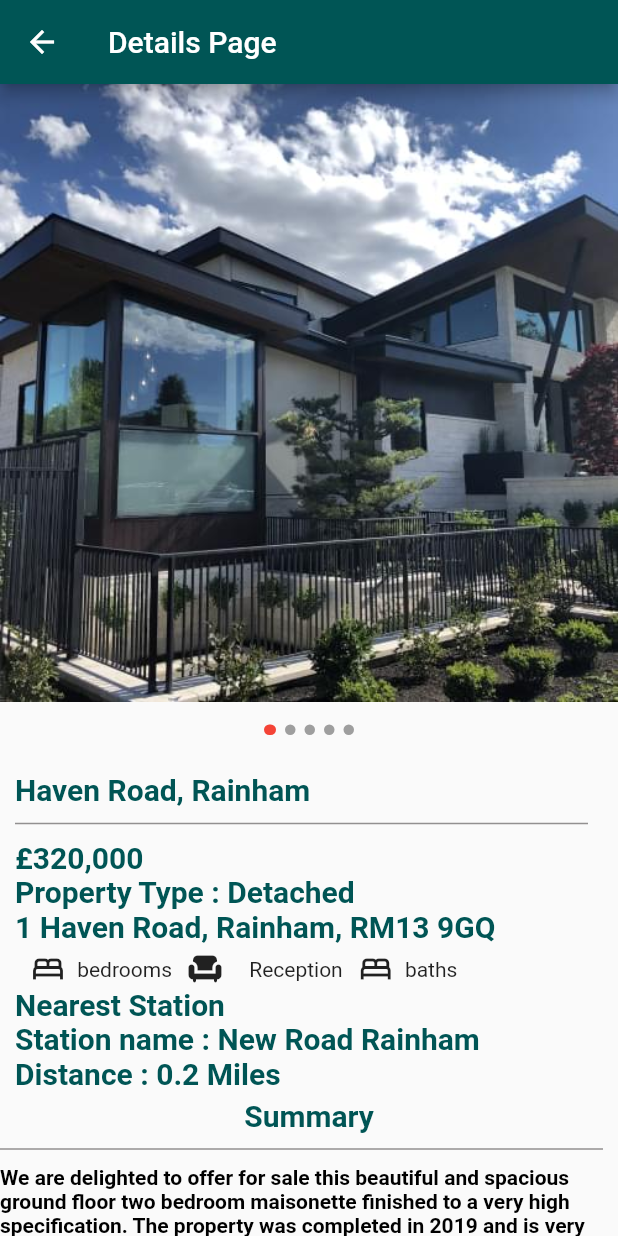
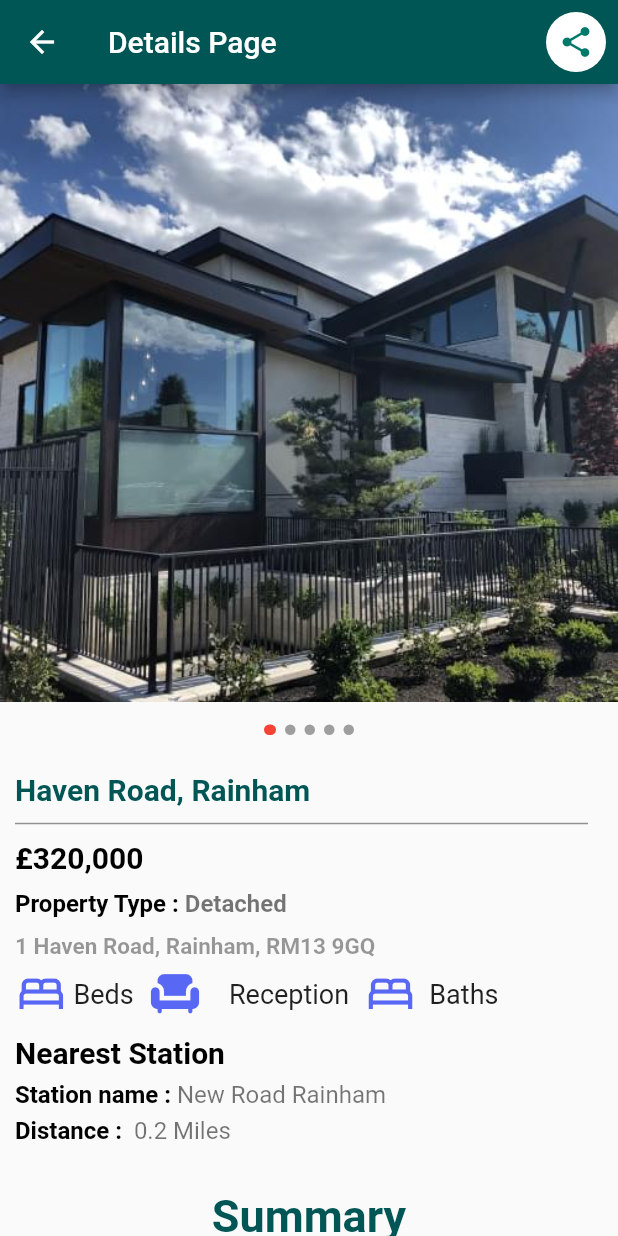
Before and after one commit to ShaimPatel/LnadLoard, a Flutter app: the ProductDetailsPage screen opened directly, on a phone screen of 412 x 824 dp. Run offline on Flutter 3.47's test engine with Material 2 defaults, Android fonts, the phone set to English and light mode, and no system bars; drawn by our look-alikes of carousel_slider; our stand-ins replace flutter_html, flutter_rating_bar, fluttertoast, google_maps_flutter, shimmer; missing offline and left inert: super_banners; network calls fail.

Commit message:
Adding the product Details Page

```diff
--- a/lib/views/product_details_page.dart
+++ b/lib/views/product_details_page.dart
@@ -36,18 +36,34 @@ class _ProductDetailsPageState extends State<ProductDetailsPage> {
     return Scaffold(
         appBar: AppBar(
           title: const Text("Details Page"),
+          actions: const [
+            Padding(
+              padding: EdgeInsets.all(8.0),
+              child: CircleAvatar(
+                backgroundColor: AppColor.whiteColor,
+                child: Icon(
+                  Icons.share,
                 ),
-        body: SingleChildScrollView(
+              ),
+            )
+          ],
+        ),
+        body: Column(
+          children: [
+            Expanded(
               child: Container(
-            height: MediaQuery.of(context).size.height * 2.2,
+                // height: MediaQuery.of(context).size.height * 2.1,
                 width: double.maxFinite,
                 decoration: const BoxDecoration(),
+                child: SingleChildScrollView(
                   child: Column(
                     crossAxisAlignment: CrossAxisAlignment.start,
                     children: [
                       Consumer<SliderProvider>(
-                    builder: (context, sliderUpdatedValue, child) => Container(
-                          height: MediaQuery.of(context).size.height * 0.5,
+                          builder: (context, sliderUpdatedValue, child) =>
+                              Container(
+                                height:
+                                    MediaQuery.of(context).size.height * 0.5,
                                 width: double.maxFinite,
                                 color: AppColor.whiteColor,
                                 child: CarouselSlider(
@@ -63,12 +79,13 @@ class _ProductDetailsPageState extends State<ProductDetailsPage> {
                                   }).toList(),
                                   carouselController: carouselController,
                                   options: CarouselOptions(
-                              autoPlay: false,
+                                    autoPlay: true,
                                     enlargeCenterPage: false,
                                     aspectRatio: 1 / 5,
                                     autoPlayCurve: Curves.fastOutSlowIn,
                                     disableCenter: false,
-                              autoPlayInterval: const Duration(seconds: 2),
+                                    autoPlayInterval:
+                                        const Duration(seconds: 2),
                                     autoPlayAnimationDuration:
                                         const Duration(milliseconds: 800),
                                     viewportFraction: 1,
@@ -82,15 +99,18 @@ class _ProductDetailsPageState extends State<ProductDetailsPage> {
                       //! Dot Button
                       Row(
                         mainAxisAlignment: MainAxisAlignment.center,
-                  children: imgetOfProductDetails.asMap().entries.map((entry) {
+                        children:
+                            imgetOfProductDetails.asMap().entries.map((entry) {
                           return GestureDetector(
-                      onTap: () => carouselController.animateToPage(entry.key),
+                            onTap: () =>
+                                carouselController.animateToPage(entry.key),
                             child: Padding(
                               padding: const EdgeInsets.only(top: 5),
                               child: Container(
                                 width: currentIndex == entry.key ? 8 : 7,
                                 height: 7,
-                          margin: const EdgeInsets.symmetric(horizontal: 3.0),
+                                margin:
+                                    const EdgeInsets.symmetric(horizontal: 3.0),
                                 decoration: BoxDecoration(
                                   borderRadius: BorderRadius.circular(10),
                                   color: currentIndex == entry.key
@@ -105,8 +125,8 @@ class _ProductDetailsPageState extends State<ProductDetailsPage> {
                       //!
                       const SizedBox(height: 20),
                       Padding(
-                  padding:
-                      const EdgeInsets.symmetric(horizontal: 10, vertical: 5),
+                        padding: const EdgeInsets.symmetric(
+                            horizontal: 10, vertical: 5),
                         child: Column(
                           crossAxisAlignment: CrossAxisAlignment.start,
                           children: [
@@ -131,78 +151,162 @@ class _ProductDetailsPageState extends State<ProductDetailsPage> {
                               style: TextStyle(
                                   fontSize: 20,
                                   fontWeight: FontWeight.bold,
-                            color: AppColor.greenColor),
+                                  color: AppColor.blackColor),
                             ),
-                      const Text(
-                        "Property Type : Detached",
+                            const SizedBox(height: 10),
+                            RichText(
+                              text: const TextSpan(
                                 style: TextStyle(
-                            fontSize: 20,
+                                  color: Colors.black,
+                                  fontSize: 16.0,
+                                ),
+                                children: [
+                                  TextSpan(
+                                    text: 'Property Type : ',
+                                    style:
+                                        TextStyle(fontWeight: FontWeight.bold),
+                                  ),
+                                  TextSpan(
+                                    text: 'Detached',
+                                    style: TextStyle(
+                                      color: Colors.black54,
                                       fontWeight: FontWeight.bold,
-                            color: AppColor.greenColor),
                                     ),
-                      const Text(
+                                  ),
+                                ],
+                              ),
+                            ),
+                            const SizedBox(height: 10),
+
+                            Text(
                               "1 Haven Road, Rainham, RM13 9GQ",
                               style: TextStyle(
-                            fontSize: 20,
+                                  fontSize: 15,
                                   fontWeight: FontWeight.bold,
-                            color: AppColor.greenColor),
+                                  color: AppColor.blackColor.withOpacity(0.4)),
                             ),
 
                             //!
+
                             Padding(
-                        padding: const EdgeInsets.only(left: 10, top: 5),
+                              padding: const EdgeInsets.only(left: 0, top: 5),
                               child: SingleChildScrollView(
                                 scrollDirection: Axis.horizontal,
                                 child: Row(
-                            children: const [
-                              Icon(Icons.bed_outlined),
-                              SizedBox(width: 4),
-                              Text(" bedrooms"),
-                              SizedBox(width: 10),
-                              Icon(Icons.chair),
-                              SizedBox(width: 4),
-                              SizedBox(width: 10),
-                              Text(" Reception"),
-                              SizedBox(width: 10),
-                              Icon(Icons.bed_outlined),
-                              SizedBox(width: 4),
-                              Text(" baths")
+                                  children: [
+                                    Icon(
+                                      Icons.bed_outlined,
+                                      size: 35,
+                                      color:
+                                          AppColor.blueColor.withOpacity(0.7),
+                                    ),
+                                    const SizedBox(width: 4),
+                                    const Text(
+                                      "Beds",
+                                      style: TextStyle(
+                                          fontSize: 18,
+                                          fontWeight: FontWeight.w400),
+                                    ),
+                                    const SizedBox(width: 10),
+                                    Icon(
+                                      Icons.chair,
+                                      size: 35,
+                                      color:
+                                          AppColor.blueColor.withOpacity(0.7),
+                                    ),
+                                    const SizedBox(width: 4),
+                                    const SizedBox(width: 10),
+                                    const Text(
+                                      " Reception",
+                                      style: TextStyle(
+                                          fontSize: 18,
+                                          fontWeight: FontWeight.w400),
+                                    ),
+                                    const SizedBox(width: 10),
+                                    Icon(
+                                      Icons.bed_outlined,
+                                      size: 35,
+                                      color:
+                                          AppColor.blueColor.withOpacity(0.7),
+                                    ),
+                                    const SizedBox(width: 4),
+                                    const Text(
+                                      " Baths",
+                                      style: TextStyle(
+                                          fontSize: 18,
+                                          fontWeight: FontWeight.w400),
+                                    )
                                   ],
                                 ),
                               ),
                             ),
-                      //!
+                            const SizedBox(height: 10),
+
                             const Text(
                               "Nearest Station",
                               style: TextStyle(
                                   fontSize: 20,
                                   fontWeight: FontWeight.bold,
-                            color: AppColor.greenColor),
+                                  color: AppColor.blackColor),
                             ),
-                      const Text(
-                        "Station name : New Road Rainham",
+                            const SizedBox(height: 7),
+
+                            RichText(
+                              text: const TextSpan(
                                 style: TextStyle(
-                            fontSize: 20,
-                            fontWeight: FontWeight.bold,
-                            color: AppColor.greenColor),
+                                  color: Colors.black,
+                                  fontSize: 16.0,
                                 ),
-                      const Text(
-                        "Distance : 0.2 Miles",
+                                children: [
+                                  TextSpan(
+                                    text: 'Station name : ',
+                                    style:
+                                        TextStyle(fontWeight: FontWeight.bold),
+                                  ),
+                                  TextSpan(
+                                    text: 'New Road Rainham',
                                     style: TextStyle(
-                            fontSize: 20,
-                            fontWeight: FontWeight.bold,
-                            color: AppColor.greenColor),
+                                      color: Colors.black54,
+                                      fontWeight: FontWeight.w400,
+                                    ),
                                   ),
                                 ],
                               ),
                             ),
+                            const SizedBox(height: 5),
+                            RichText(
+                              text: const TextSpan(
+                                style: TextStyle(
+                                  color: Colors.black,
+                                  fontSize: 16.0,
+                                ),
+                                children: [
+                                  TextSpan(
+                                    text: 'Distance : ',
+                                    style:
+                                        TextStyle(fontWeight: FontWeight.bold),
+                                  ),
+                                  TextSpan(
+                                    text: " 0.2 Miles",
+                                    style: TextStyle(
+                                      color: Colors.black54,
+                                      fontWeight: FontWeight.w400,
+                                    ),
+                                  ),
+                                ],
+                              ),
+                            ),
+                          ],
+                        ),
+                      ),
+                      const SizedBox(height: 25),
 
                       //!Sumry
                       const Center(
                         child: Text(
                           "Summary",
                           style: TextStyle(
-                        fontSize: 20,
+                              fontSize: 30,
                               fontWeight: FontWeight.bold,
                               color: AppColor.greenColor),
                         ),
@@ -211,42 +315,32 @@ class _ProductDetailsPageState extends State<ProductDetailsPage> {
                       CustomeDividerWidget(
                         height: 2,
                         color: AppColor.greyColor,
-                  thickness: 1,
-                  indent: 0,
+                        thickness: 2,
+                        indent: 10,
                         endIndent: 10,
                       ),
                       const SizedBox(height: 10),
-
-                const Text(
+                      const Padding(
+                        padding:
+                            EdgeInsets.symmetric(horizontal: 10, vertical: 5),
+                        child: Text(
                           "We are delighted to offer for sale this beautiful and spacious ground floor two bedroom maisonette finished to a very high specification. The property was completed in 2019 and is very spacious with plenty of storage space.",
                           style: TextStyle(
                             fontSize: 14,
-                      fontWeight: FontWeight.bold,
-                      color: AppColor.blackColor),
+                            fontWeight: FontWeight.w400,
+                            color: AppColor.blackColor,
+                          ),
+                        ),
                       ),
                       const SizedBox(height: 10),
-
-                const Text(
-                  "Benefits include a long lease, allocated parking space, Private front patio / garden space. Good links to the station and A13 and M25.",
-                  style: TextStyle(
-                      fontSize: 14,
-                      fontWeight: FontWeight.bold,
-                      color: AppColor.blackColor),
-                ),
-                const SizedBox(height: 10),
-
-                const Text(
-                  "Ideal for first time buyers or a young family.",
-                  style: TextStyle(
-                      fontSize: 14,
-                      fontWeight: FontWeight.bold,
-                      color: AppColor.blackColor),
-                ),
                       //!featured...
                       const FeaturedDataWidget(),
                     ],
                   ),
                 ),
+              ),
+            ),
+          ],
         ));
   }
 }
```
Lines whose indentation alone changed are shown as unchanged.
